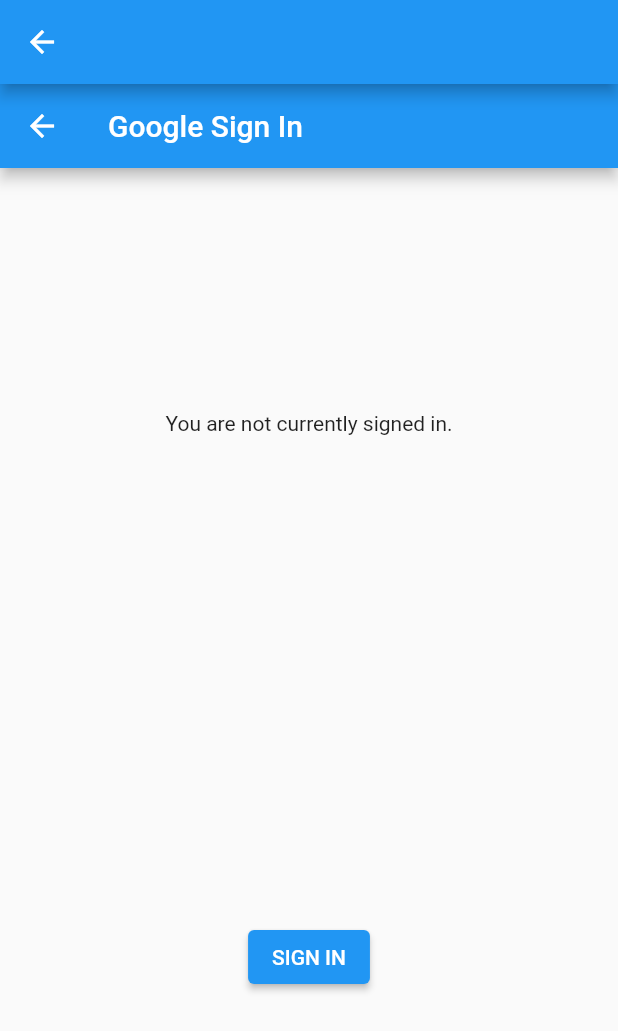
After one commit to uberthought/flutter_weather, a Flutter app: the screen it shows after launch, after a tap on "Aauthentication", on a phone screen of 412 x 824 dp. The commit adds this screen. Shown: the top 1031 px of the screen. Run offline on Flutter 3.47's test engine with Material 2 defaults, Android fonts, the phone set to English and light mode, and no system bars; our stand-ins replace fl_chart, google_maps_flutter, google_sign_in, url_strategy; network calls fail.

```diff
--- a/lib/src/api/data/forecast.dart
+++ b/lib/src/api/data/forecast.dart
@@ -11,8 +11,8 @@ class Forecast {
   });
 
   final String type;
-  final Geometry geometry;
-  final Properties properties;
+  final Geometry? geometry;
+  final Properties? properties;
 
   factory Forecast.fromJson(Map<String, dynamic> json) => _$ForecastFromJson(json);
   Map<String, dynamic> toJson() => _$ForecastToJson(this);
--- a/lib/src/routing/delegate.dart
+++ b/lib/src/routing/delegate.dart
@@ -1,5 +1,7 @@
 import 'package:flutter/foundation.dart';
 import 'package:flutter/material.dart';
+import 'package:flutter_weather/src/screens/authentication_page.dart';
+import 'package:flutter_weather/src/screens/graph_page.dart';
 import 'package:flutter_weather/src/screens/home.dart';
 import 'package:flutter_weather/src/screens/map_page.dart';
 import 'package:flutter_weather/src/screens/forecast_page.dart';
@@ -27,8 +29,10 @@ class AppRouterDelegate extends RouterDelegate<ParsedRoute> with ChangeNotifier,
       pages: [
         if (routeState.route.path == '/splash') const Splash(),
         if (routeState.route.path == '/') const Home(),
+        if (routeState.route.path == '/authentication') ...[const Home(), AuthenticationPage()],
         if (routeState.route.path == '/forecast') ...[const Home(), ForecastPage()],
         if (routeState.route.path == '/map') ...[const Home(), MapPage()],
+        if (routeState.route.path == '/graph') ...[const Home(), GraphPage()],
       ],
     );
   }
--- /dev/null
+++ b/lib/src/screens/authentication_page.dart
@@ -0,0 +1,151 @@
+import 'dart:async';
+// import 'dart:convert' show json;
+
+import 'package:flutter/foundation.dart';
+import 'package:flutter/material.dart';
+// import "package:http/http.dart" as http;
+import 'package:google_sign_in/google_sign_in.dart';
+
+class AuthenticationPage extends MaterialPage {
+  AuthenticationPage() : super(child: Scaffold(appBar: AppBar(), body: const SignInDemo()));
+}
+
+GoogleSignIn _googleSignIn = GoogleSignIn(
+  scopes: <String>[
+    'email',
+    // 'https://www.googleapis.com/auth/contacts.readonly',
+  ],
+);
+
+class SignInDemo extends StatefulWidget {
+  const SignInDemo({Key? key}) : super(key: key);
+
+  @override
+  State createState() => SignInDemoState();
+}
+
+class SignInDemoState extends State<SignInDemo> {
+  GoogleSignInAccount? _currentUser;
+  // String _contactText = '';
+
+  @override
+  void initState() {
+    super.initState();
+    _googleSignIn.onCurrentUserChanged.listen((GoogleSignInAccount? account) {
+      setState(() {
+        _currentUser = account;
+      });
+      // if (_currentUser != null) {
+      //   _handleGetContact(_currentUser!);
+      // }
+    });
+    _googleSignIn.signInSilently();
+  }
+
+  // Future<void> _handleGetContact(GoogleSignInAccount user) async {
+  //   setState(() {
+  //     _contactText = "Loading contact info...";
+  //   });
+  //   final http.Response response = await http.get(
+  //     Uri.parse('https://people.googleapis.com/v1/people/me/connections'
+  //         '?requestMask.includeField=person.names'),
+  //     headers: await user.authHeaders,
+  //   );
+  //   if (response.statusCode != 200) {
+  //     setState(() {
+  //       _contactText = "People API gave a ${response.statusCode} "
+  //           "response. Check logs for details.";
+  //     });
+  //     if (kDebugMode) print('People API ${response.statusCode} response: ${response.body}');
+  //     return;
+  //   }
+  //   final Map<String, dynamic> data = json.decode(response.body);
+  //   final String? namedContact = _pickFirstNamedContact(data);
+  //   setState(() {
+  //     if (namedContact != null) {
+  //       _contactText = "I see you know $namedContact!";
+  //     } else {
+  //       _contactText = "No contacts to display.";
+  //     }
+  //   });
+  // }
+
+  // String? _pickFirstNamedContact(Map<String, dynamic> data) {
+  //   final List<dynamic>? connections = data['connections'];
+  //   final Map<String, dynamic>? contact = connections?.firstWhere(
+  //     (dynamic contact) => contact['names'] != null,
+  //     orElse: () => null,
+  //   );
+  //   if (contact != null) {
+  //     final Map<String, dynamic>? name = contact['names'].firstWhere(
+  //       (dynamic name) => name['displayName'] != null,
+  //       orElse: () => null,
+  //     );
+  //     if (name != null) {
+  //       return name['displayName'];
+  //     }
+  //   }
+  //   return null;
+  // }
+
+  Future<void> _handleSignIn() async {
+    try {
+      await _googleSignIn.signIn();
+    } catch (error) {
+      if (kDebugMode) print(error);
+    }
+  }
+
+  Future<void> _handleSignOut() => _googleSignIn.disconnect();
+
+  Widget _buildBody() {
+    GoogleSignInAccount? user = _currentUser;
+    if (user != null) {
+      return Column(
+        mainAxisAlignment: MainAxisAlignment.spaceAround,
+        children: <Widget>[
+          ListTile(
+            leading: GoogleUserCircleAvatar(
+              identity: user,
+            ),
+            title: Text(user.displayName ?? ''),
+            subtitle: Text(user.email),
+          ),
+          const Text("Signed in successfully."),
+          // Text(_contactText),
+          ElevatedButton(
+            child: const Text('SIGN OUT'),
+            onPressed: _handleSignOut,
+          ),
+          // ElevatedButton(
+          //   child: const Text('REFRESH'),
+          //   onPressed: () => _handleGetContact(user),
+          // ),
+        ],
+      );
+    } else {
+      return Column(
+        mainAxisAlignment: MainAxisAlignment.spaceAround,
+        children: <Widget>[
+          const Text("You are not currently signed in."),
+          ElevatedButton(
+            child: const Text('SIGN IN'),
+            onPressed: _handleSignIn,
+          ),
+        ],
+      );
+    }
+  }
+
+  @override
+  Widget build(BuildContext context) {
+    return Scaffold(
+        appBar: AppBar(
+          title: const Text('Google Sign In'),
+        ),
+        body: ConstrainedBox(
+          constraints: const BoxConstraints.expand(),
+          child: _buildBody(),
+        ));
+  }
+}
--- a/lib/src/screens/forecast_widget.dart
+++ b/lib/src/screens/forecast_widget.dart
@@ -87,10 +87,10 @@ class Forecast extends StatelessWidget {
               children: [
                 const Text('Updated'),
                 const SizedBox(width: 10),
-                Text(forecast.properties.updated.toString()),
+                Text(forecast.properties!.updated.toString()),
               ],
             ),
-            for (var period in forecast.properties.periods)
+            for (var period in forecast.properties!.periods)
               Padding(
                 padding: const EdgeInsets.all(8.0),
                 child: ForecastPeriod(period: period),
--- a/lib/src/screens/home.dart
+++ b/lib/src/screens/home.dart
@@ -16,8 +16,10 @@ class _Home extends StatelessWidget {
           child: Column(
             mainAxisSize: MainAxisSize.min,
             children: [
+              ElevatedButton(onPressed: () => RouteStateScope.of(context).go('/authentication'), child: const Text('Aauthentication')),
               ElevatedButton(onPressed: () => RouteStateScope.of(context).go('/forecast'), child: const Text('Forecast')),
               ElevatedButton(onPressed: () => RouteStateScope.of(context).go('/map'), child: const Text('Map')),
+              ElevatedButton(onPressed: () => RouteStateScope.of(context).go('/graph'), child: const Text('Graph')),
             ],
           ),
         ),
--- a/lib/src/state/forecast_state.dart
+++ b/lib/src/state/forecast_state.dart
@@ -53,6 +53,7 @@ class ForecastState extends ChangeNotifier {
 
   Forecast? get forecast {
     if (stationIdentifier == null) return null;
+    if (forecast?.properties == null) return null;
     return _forecasts[stationIdentifier];
   }
 
--- a/pubspec.yaml
+++ b/pubspec.yaml
@@ -16,6 +16,7 @@ dependencies:
   json_annotation: ^4.3.0
   http: ^0.13.4
   provider: ^6.0.1
+  fl_chart: ^0.40.6
 
 dev_dependencies:
   flutter_lints: ^1.0.0
@@ -23,6 +24,7 @@ dev_dependencies:
   json_serializable: ^6.0.0
   collection: ^1.15.0
   google_maps_flutter: ^2.1.0
+  google_sign_in: ^5.2.1
 
 flutter:
   uses-material-design: true
```
Also changed, not shown: lib/src/screens/forecast_page.dart (+2 -22 lines), lib/src/screens/graph_page.dart (added, +89 -0 lines), lib/src/screens/stations_widget.dart (added, +25 -0 lines), lib/src/api/data/forecast.g.dart, 8 other files.
